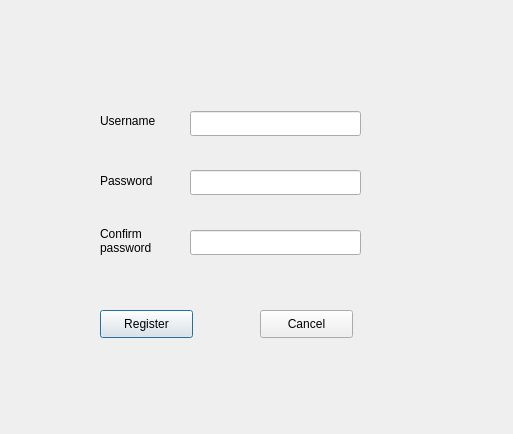
raitocc/run, file Tank_Trouble_IV/registerdialog.ui: the form before one commit.
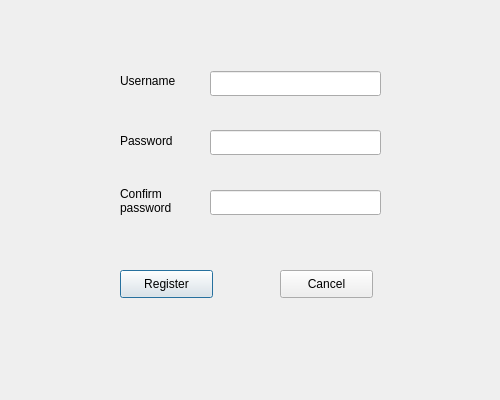
The form after the commit.

What changed in the file:
```diff
--- a/Tank_Trouble_IV/registerdialog.ui
+++ b/Tank_Trouble_IV/registerdialog.ui
@@ -6,8 +6,8 @@
    <rect>
     <x>0</x>
     <y>0</y>
-    <width>513</width>
-    <height>434</height>
+    <width>500</width>
+    <height>400</height>
    </rect>
   </property>
   <property name="windowTitle">
@@ -16,8 +16,8 @@
   <widget class="QLineEdit" name="usernameLineEdit">
    <property name="geometry">
     <rect>
-     <x>190</x>
-     <y>111</y>
+     <x>210</x>
+     <y>71</y>
      <width>171</width>
      <height>25</height>
     </rect>
@@ -26,8 +26,8 @@
   <widget class="QLineEdit" name="passwordLineEdit">
    <property name="geometry">
     <rect>
-     <x>190</x>
-     <y>170</y>
+     <x>210</x>
+     <y>130</y>
      <width>171</width>
      <height>25</height>
     </rect>
@@ -39,8 +39,8 @@
   <widget class="QLineEdit" name="confirmPasswordLineEdit">
    <property name="geometry">
     <rect>
-     <x>190</x>
-     <y>230</y>
+     <x>210</x>
+     <y>190</y>
      <width>171</width>
      <height>25</height>
     </rect>
@@ -52,8 +52,8 @@
   <widget class="QLabel" name="label">
    <property name="geometry">
     <rect>
-     <x>100</x>
-     <y>110</y>
+     <x>120</x>
+     <y>70</y>
      <width>91</width>
      <height>21</height>
     </rect>
@@ -65,8 +65,8 @@
   <widget class="QLabel" name="label_2">
    <property name="geometry">
     <rect>
-     <x>100</x>
-     <y>170</y>
+     <x>120</x>
+     <y>130</y>
      <width>91</width>
      <height>21</height>
     </rect>
@@ -78,8 +78,8 @@
   <widget class="QLabel" name="label_3">
    <property name="geometry">
     <rect>
-     <x>100</x>
-     <y>220</y>
+     <x>120</x>
+     <y>180</y>
      <width>101</width>
      <height>41</height>
     </rect>
@@ -92,8 +92,8 @@
   <widget class="QPushButton" name="registerButton">
    <property name="geometry">
     <rect>
-     <x>100</x>
-     <y>310</y>
+     <x>120</x>
+     <y>270</y>
      <width>93</width>
      <height>28</height>
     </rect>
@@ -105,8 +105,8 @@
   <widget class="QPushButton" name="cancelButton">
    <property name="geometry">
     <rect>
-     <x>260</x>
-     <y>310</y>
+     <x>280</x>
+     <y>270</y>
      <width>93</width>
      <height>28</height>
     </rect>
```
